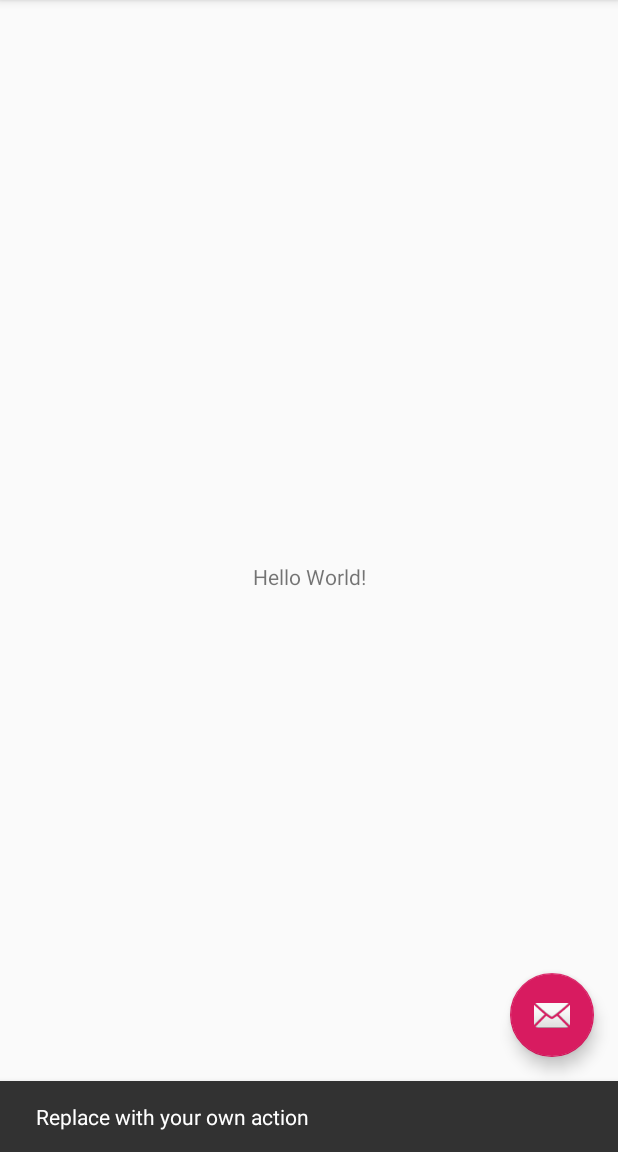
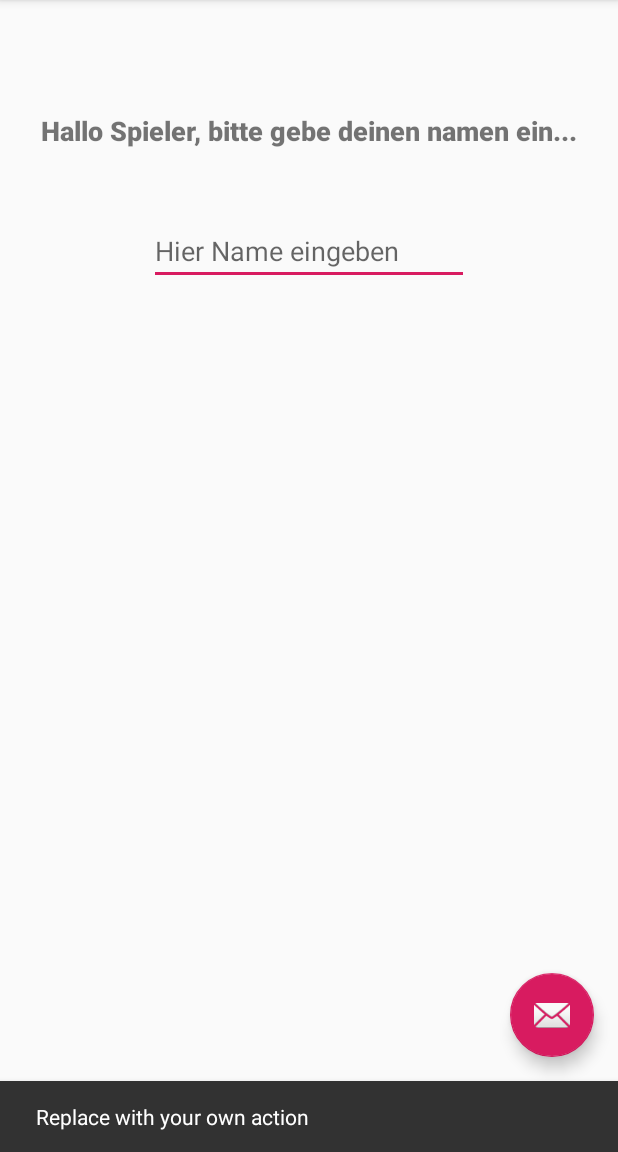
Before and after one commit to MaksimG69/Sudoku, an Android app: the screen it shows after launch (MainActivity), after a tap on an icon or button, on a phone screen of 412 x 824 dp, the part 84-1236 px from its top. Run offline under Robolectric (Android 15) with nearby library versions, the phone set to English and light mode, and no system bars.

Commit message:
First shit

```diff
--- a/app/src/main/java/com/example/sudoku/MainActivity.java
+++ b/app/src/main/java/com/example/sudoku/MainActivity.java
@@ -11,8 +11,12 @@ import androidx.appcompat.widget.Toolbar;
 import android.view.View;
 import android.view.Menu;
 import android.view.MenuItem;
+import android.widget.EditText;
 
 public class MainActivity extends AppCompatActivity {
+
+
+    // TODO Playbutton einbauen
 
     @Override
     protected void onCreate(Bundle savedInstanceState) {
@@ -20,7 +24,7 @@ public class MainActivity extends AppCompatActivity {
         setContentView(R.layout.activity_main);
         Toolbar toolbar = findViewById(R.id.toolbar);
         setSupportActionBar(toolbar);
-
+        // TODO Style ändern
         FloatingActionButton fab = findViewById(R.id.fab);
         fab.setOnClickListener(new View.OnClickListener() {
             @Override
@@ -29,6 +33,12 @@ public class MainActivity extends AppCompatActivity {
                         .setAction("Action", null).show();
             }
         });
+        // editText zuweisen
+        EditText editText = findViewById(R.id.editTextName);
+
+        // TODO Testen was toString genau liefert...
+        // TODO Name speichern um den Spielstand und Score zuzuprdnen
+        String s = editText.toString();
     }
 
     @Override
--- a/app/src/main/res/layout/content_main.xml
+++ b/app/src/main/res/layout/content_main.xml
@@ -9,12 +9,30 @@
     tools:showIn="@layout/activity_main">
 
     <TextView
+        android:id="@+id/textViewAnweisung"
         android:layout_width="wrap_content"
         android:layout_height="wrap_content"
-        android:text="Hello World!"
+        android:fontFamily="sans-serif-black"
+        android:text="@string/anweisung_deutsch"
+        android:textSize="18sp"
         app:layout_constraintBottom_toBottomOf="parent"
         app:layout_constraintLeft_toLeftOf="parent"
         app:layout_constraintRight_toRightOf="parent"
-        app:layout_constraintTop_toTopOf="parent" />
+        app:layout_constraintTop_toTopOf="parent"
+        app:layout_constraintVertical_bias="0.1" />
+
+    <EditText
+        android:id="@+id/editTextName"
+        android:layout_width="wrap_content"
+        android:layout_height="wrap_content"
+        android:ems="10"
+        android:inputType="textPersonName"
+        android:hint="@string/hintergrund_deutsch"
+        app:layout_constraintBottom_toBottomOf="parent"
+        app:layout_constraintEnd_toEndOf="parent"
+        app:layout_constraintHorizontal_bias="0.5"
+        app:layout_constraintStart_toStartOf="parent"
+        app:layout_constraintTop_toTopOf="parent"
+        app:layout_constraintVertical_bias="0.19999999" />
 
 </androidx.constraintlayout.widget.ConstraintLayout>
--- a/app/src/main/res/values/strings.xml
+++ b/app/src/main/res/values/strings.xml
@@ -1,4 +1,6 @@
 <resources>
     <string name="app_name">Sudoku</string>
     <string name="action_settings">Settings</string>
+    <string name="anweisung_deutsch">Hallo Spieler, bitte gebe deinen namen ein...</string>
+    <string name="hintergrund_deutsch">Hier Name eingeben</string>
 </resources>
--- a/build.gradle
+++ b/build.gradle
@@ -7,7 +7,7 @@ buildscript {
 
     }
     dependencies {
-        classpath 'com.android.tools.build:gradle:3.5.0'
+        classpath 'com.android.tools.build:gradle:3.5.1'
 
         // NOTE: Do not place your application dependencies here; they belong
         // in the individual module build.gradle files
```
